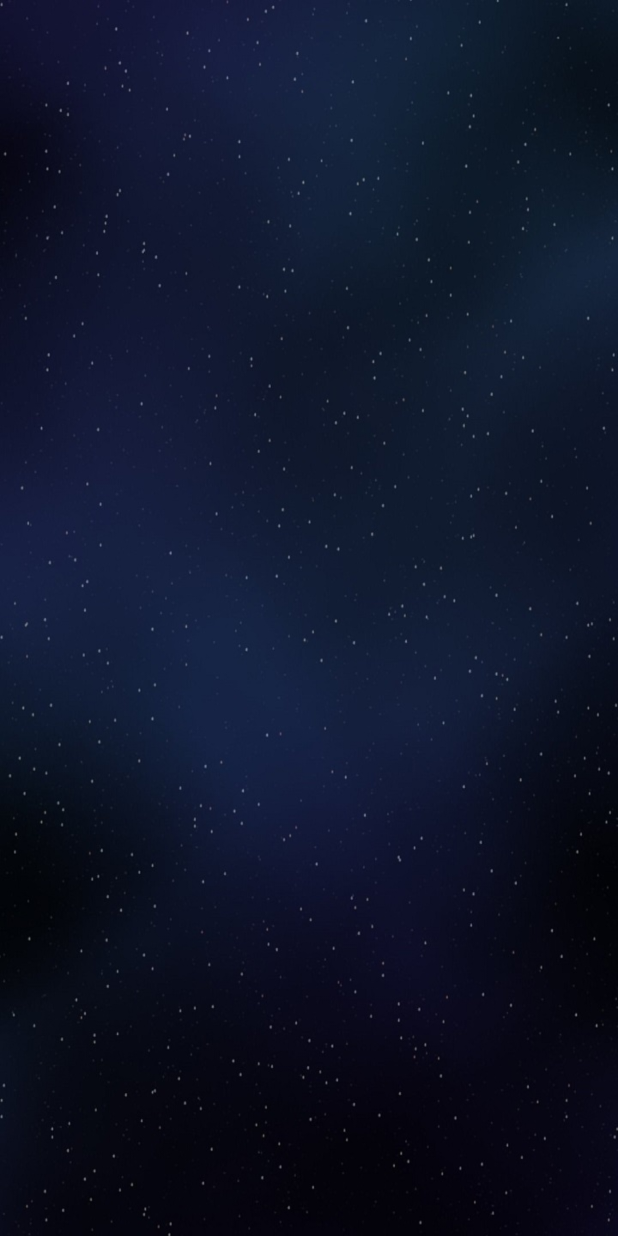
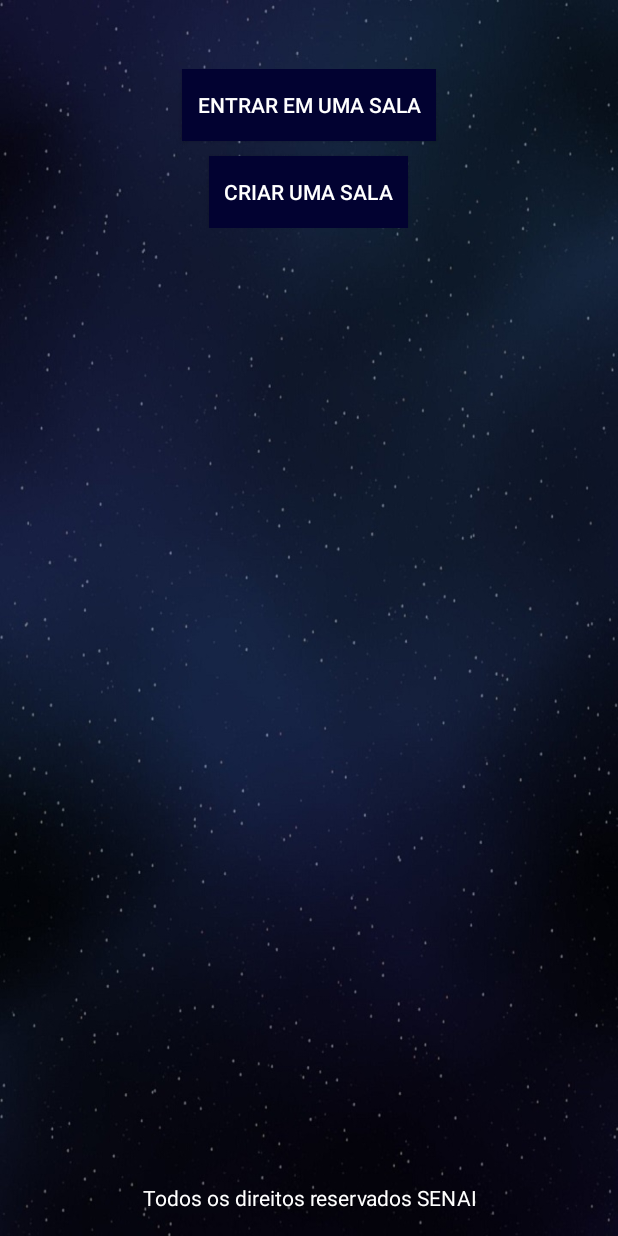
Before and after one commit to echobiel/YUGILICIA, an Android app: the JogarActivity screen opened directly, with no data from a screen before it, on a phone screen of 412 x 824 dp. Run offline under Robolectric (Android 15) with nearby library versions, the phone set to English and light mode, and no system bars.

```diff
--- a/app/src/main/java/br/com/gamesseller/yugiooh/CartaAdapter.java
+++ b/app/src/main/java/br/com/gamesseller/yugiooh/CartaAdapter.java
@@ -1,6 +1,7 @@
 package br.com.gamesseller.yugiooh;
 
 import android.content.Context;
+import android.graphics.drawable.Drawable;
 import android.text.Layout;
 import android.view.LayoutInflater;
 import android.view.View;
--- a/app/src/main/java/br/com/gamesseller/yugiooh/JogarActivity.java
+++ b/app/src/main/java/br/com/gamesseller/yugiooh/JogarActivity.java
@@ -1,19 +1,104 @@
 package br.com.gamesseller.yugiooh;
 
+import android.bluetooth.BluetoothAdapter;
+import android.content.Intent;
 import android.os.Bundle;
 import android.support.design.widget.FloatingActionButton;
 import android.support.design.widget.Snackbar;
 import android.support.v7.app.AppCompatActivity;
 import android.support.v7.widget.Toolbar;
 import android.view.View;
+import android.widget.Button;
+import android.widget.TextView;
 
 public class JogarActivity extends AppCompatActivity {
+
+    private static final int REQUEST_ENABLE_BT = 1;
+    private static final int REQUEST_PAIRED_DEVICE = 2;
+
+    Button btnListaDeDispositivosPareados;
+    BluetoothAdapter bluetoothAdapter;
+
+    boolean verificador;
 
     @Override
     protected void onCreate(Bundle savedInstanceState) {
         super.onCreate(savedInstanceState);
         setContentView(R.layout.activity_jogar);
-        //TODO: INTERFACE DE JOGAR
+
+        btnListaDeDispositivosPareados = (Button)findViewById(R.id.listaDispositivosPareados);
+        bluetoothAdapter = BluetoothAdapter.getDefaultAdapter();
+
+        verificador = false;
+
+        ChecarEstadoDoBluetooth();
+        btnListaDeDispositivosPareados.setOnClickListener(btnListaDeDispositivosPareadosOnClickListener);
+
     }
 
+    private void ChecarEstadoDoBluetooth(){
+
+        if (verificador == false) {
+            if (bluetoothAdapter == null) {
+
+            } else {
+
+                if (bluetoothAdapter.isEnabled()) {
+                    if (bluetoothAdapter.isDiscovering()) {
+
+                    } else {
+                        btnListaDeDispositivosPareados.setEnabled(true);
+                    }
+                } else {
+
+                    verificador = true;
+                }
+            }
+        }
+
+    }
+
+    private Button.OnClickListener btnListaDeDispositivosPareadosOnClickListener
+            = new Button.OnClickListener(){
+        @Override
+        public void onClick(View arg0) {
+
+            if(bluetoothAdapter.isEnabled()) {
+
+                Intent intent = new Intent();
+                intent.setClass(JogarActivity.this, DeviceListActivity.class);
+                startActivityForResult(intent, REQUEST_PAIRED_DEVICE);
+
+            }else{
+                Intent ativarBluetoothIntent = new Intent(BluetoothAdapter.ACTION_REQUEST_ENABLE);
+                startActivityForResult(ativarBluetoothIntent, REQUEST_ENABLE_BT);
+            }
+        }
+    };
+
+    @Override
+    protected void onActivityResult(int requestCode, int resultCode, Intent data) {
+        // TODO Auto-generated method stub
+        if(requestCode == REQUEST_ENABLE_BT){
+            ChecarEstadoDoBluetooth();
+
+            if(bluetoothAdapter.isEnabled()) {
+                Intent intent = new Intent();
+                intent.setClass(JogarActivity.this, DeviceListActivity.class);
+                startActivityForResult(intent, REQUEST_PAIRED_DEVICE);
+            }else{
+
+            }
+
+        }
+
+        if (requestCode == REQUEST_PAIRED_DEVICE){
+            if(resultCode == RESULT_OK){
+
+            }
+        }
+    }
+
+
+
 }
--- a/app/src/main/res/layout/activity_jogar.xml
+++ b/app/src/main/res/layout/activity_jogar.xml
@@ -10,4 +10,5 @@
 
     <include layout="@layout/content_jogar" />
 
+
 </android.support.design.widget.CoordinatorLayout>
--- a/app/src/main/res/layout/content_jogar.xml
+++ b/app/src/main/res/layout/content_jogar.xml
@@ -1,5 +1,5 @@
 <?xml version="1.0" encoding="utf-8"?>
-<RelativeLayout xmlns:android="http://schemas.android.com/apk/res/android"
+<LinearLayout xmlns:android="http://schemas.android.com/apk/res/android"
     xmlns:app="http://schemas.android.com/apk/res-auto"
     xmlns:tools="http://schemas.android.com/tools"
     android:id="@+id/content_jogar"
@@ -10,8 +10,53 @@
     android:paddingRight="@dimen/activity_horizontal_margin"
     android:paddingTop="@dimen/activity_vertical_margin"
     android:background="@drawable/background"
+    android:orientation="vertical"
     app:layout_behavior="@string/appbar_scrolling_view_behavior"
     tools:context="br.com.gamesseller.yugiooh.JogarActivity"
     tools:showIn="@layout/activity_jogar">
 
-</RelativeLayout>
+
+    <LinearLayout
+        android:layout_width="match_parent"
+        android:layout_height="wrap_content"
+        android:layout_weight="1"
+        android:orientation="vertical"
+        android:gravity="center_horizontal">
+        <LinearLayout
+            android:layout_width="match_parent"
+            android:layout_height="wrap_content"
+            android:orientation="vertical"
+            android:layout_marginTop="30dp"
+            android:gravity="center_horizontal">
+
+            <Button
+                android:id="@+id/listaDispositivosPareados"
+                android:layout_width="wrap_content"
+                android:layout_height="wrap_content"
+                android:padding="10dp"
+                android:textColor="#fff"
+                android:text="Entrar em uma sala"
+                android:background="@color/colorPrimaryDark"
+                android:enabled="true" />
+
+            <Button
+                android:layout_marginTop="10dp"
+                android:padding="10dp"
+                android:id="@+id/criarSala"
+                android:layout_width="wrap_content"
+                android:layout_height="wrap_content"
+                android:textColor="#fff"
+                android:text="Criar uma sala"
+                android:background="@color/colorPrimaryDark" />
+        </LinearLayout>
+    </LinearLayout>
+    <TextView
+        android:layout_width="match_parent"
+        android:layout_height="wrap_content"
+        android:textColor="#fff"
+        android:text="Todos os direitos reservados SENAI"
+        android:textAlignment="center"
+        android:layout_marginTop="30dp"
+        android:layout_gravity="bottom"/>
+
+</LinearLayout>
```
Also changed, not shown: app/src/main/AndroidManifest.xml (+12 -6 lines), app/src/main/java/br/com/gamesseller/yugiooh/DeviceListActivity.java (added, +44 -0 lines), app/src/main/res/layout/dispositivos_pareados.xml (added, +15 -0 lines), 15 other files.
